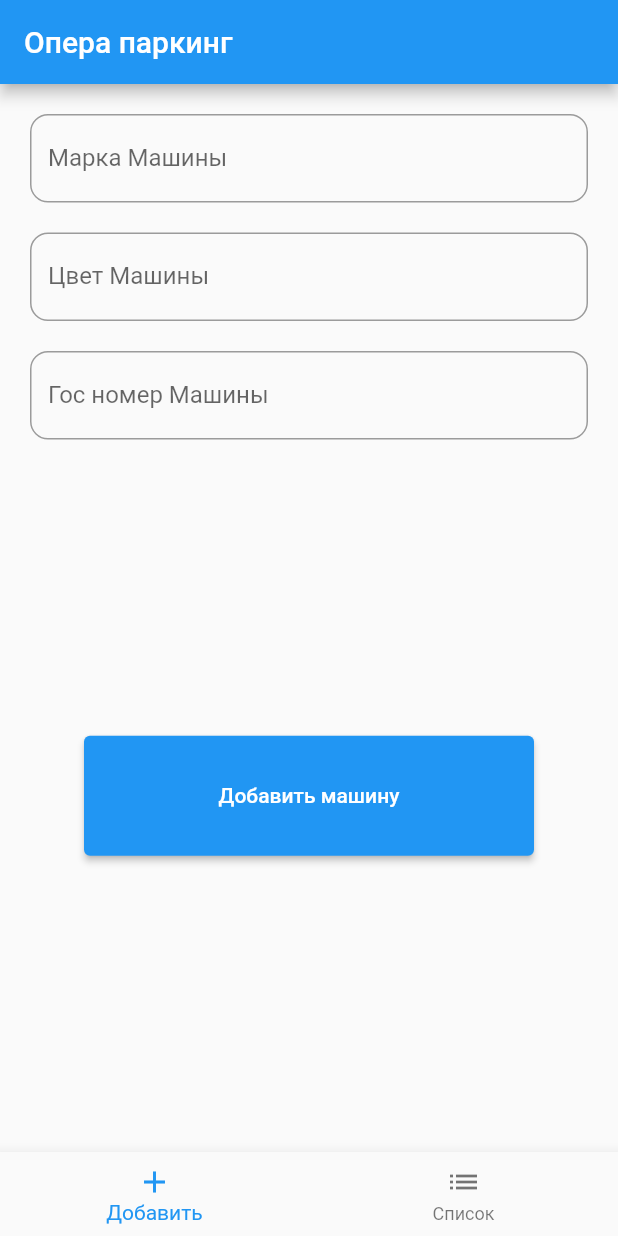
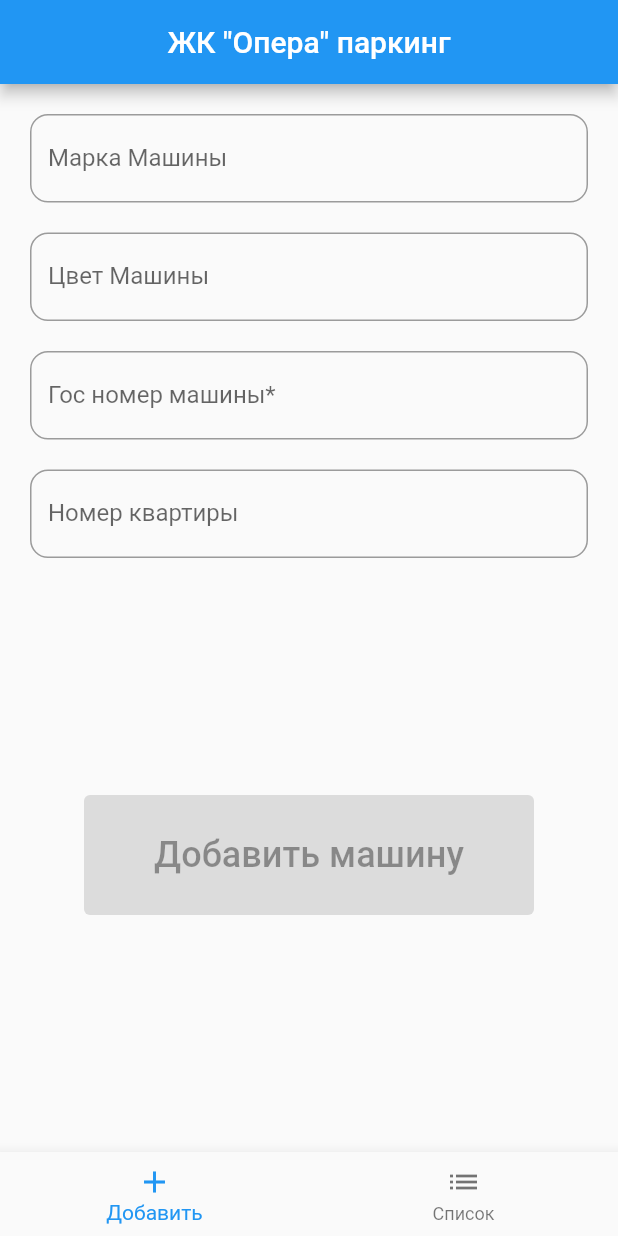
Before and after one commit to QaZaQ97/opera_parking, a Flutter app: the screen it shows after launch, on a phone screen of 412 x 824 dp. Run offline on Flutter 3.47's test engine with Material 2 defaults, Android fonts, the phone set to English and light mode, and no system bars; our stand-ins replace cloud_firestore, firebase_core; accounts and stored records are empty.

Commit message:
add house field and car number validation

```diff
--- a/lib/main.dart
+++ b/lib/main.dart
@@ -12,7 +12,6 @@ void main() async {
 
 class MyApp extends StatelessWidget {
   const MyApp({super.key});
-
   @override
   Widget build(BuildContext context) {
     return const MaterialApp(
--- a/lib/models/car_model.dart
+++ b/lib/models/car_model.dart
@@ -2,22 +2,26 @@ class CarModel {
   final String name;
   final String color;
   final String number;
+  final String house;
 
   CarModel({
     required this.name,
     required this.color,
     required this.number,
+    required this.house,
   });
 
   Map<String, dynamic> toJson() => {
         'name': name,
         'color': color,
         'number': number,
+        'house': house,
       };
 
   static CarModel fromJson(Map<String, dynamic> json) => CarModel(
         name: json['name'],
         color: json['color'],
         number: json['number'],
+        house: json['house'],
       );
 }
--- a/lib/screens/add_car.dart
+++ b/lib/screens/add_car.dart
@@ -3,14 +3,20 @@ import 'package:flutter/material.dart';
 import 'package:opera_parking/constants/text_field.dart';
 import 'package:opera_parking/models/car_model.dart';
 
-class AddCarScreen extends StatelessWidget {
+class AddCarScreen extends StatefulWidget {
   const AddCarScreen({super.key});
 
   @override
-  Widget build(BuildContext context) {
+  State<AddCarScreen> createState() => _AddCarScreenState();
+}
+
+class _AddCarScreenState extends State<AddCarScreen> {
   TextEditingController nameController = TextEditingController();
   TextEditingController numberController = TextEditingController();
   TextEditingController colorController = TextEditingController();
+  TextEditingController houseController = TextEditingController();
+
+  bool isCarNumberEmpty = false;
 
   Future createCar(CarModel carModel) async {
     final carData = FirebaseFirestore.instance.collection('cars').doc(numberController.text);
@@ -30,7 +36,7 @@ class AddCarScreen extends StatelessWidget {
                 child: Padding(
                   padding: EdgeInsets.all(8.0),
                   child: Text(
-                      'Машина успешно\nдобавлено!',
+                    'Машина успешно\nдобавлена!',
                     textAlign: TextAlign.center,
                     style: TextStyle(
                       fontSize: 22,
@@ -43,6 +49,8 @@ class AddCarScreen extends StatelessWidget {
         });
   }
 
+  @override
+  Widget build(BuildContext context) {
     return Padding(
       padding: const EdgeInsets.symmetric(horizontal: 20),
       child: Column(
@@ -52,22 +60,55 @@ class AddCarScreen extends StatelessWidget {
           const SizedBox(height: 20),
           defTextField(colorController, 'Цвет Машины', false),
           const SizedBox(height: 20),
-          defTextField(numberController, 'Гос номер Машины', true),
+          TextField(
+            controller: numberController,
+            keyboardType: TextInputType.number,
+            onChanged: (value) {
+              setState(() {
+                value = numberController.text;
+                if (value.isNotEmpty) {
+                  isCarNumberEmpty = true;
+                } else {
+                  isCarNumberEmpty = false;
+                }
+              });
+            },
+            decoration: InputDecoration(
+              labelText: 'Гос номер машины*',
+              hintText: 'Обязаельное поле*',
+              border: OutlineInputBorder(
+                borderRadius: BorderRadius.circular(12),
+                borderSide: const BorderSide(color: Colors.blue),
+              ),
+            ),
+          ),
+          const SizedBox(height: 20),
+          defTextField(houseController, 'Номер квартиры', true),
           const Spacer(),
           SizedBox(
             width: 300,
             height: 80,
-            child: Expanded(
             child: ElevatedButton(
-                onPressed: () {
+              onPressed: !isCarNumberEmpty
+                  ? null
+                  : () {
                       final json = CarModel(
                         name: nameController.text,
                         color: colorController.text,
                         number: numberController.text,
+                        house: houseController.text,
                       );
-                  createCar(json).then((_) => infoDialog());
+                      createCar(json).then((_) {
+                        infoDialog();
+                        nameController.clear();
+                        colorController.clear();
+                        numberController.clear();
+                        houseController.clear();
+                      });
                     },
-                child: const Text('Добавить машину'),
+              child: const Text(
+                'Добавить машину',
+                style: TextStyle(fontSize: 24),
               ),
             ),
           ),
--- a/lib/screens/home_page.dart
+++ b/lib/screens/home_page.dart
@@ -25,7 +25,8 @@ class _MyHomePageState extends State<MyHomePage> {
   Widget build(BuildContext context) {
     return Scaffold(
       appBar: AppBar(
-        title: const Text('Опера паркинг'),
+        title: const Text('ЖК "Опера" паркинг'),
+        centerTitle: true,
       ),
       body: Center(
         child: _widgetOptions.elementAt(_selectedIndex),
```
Also changed, not shown: lib/screens/cars_list.dart (+9 -7 lines), 4 other files. Lines whose indentation alone changed are shown as unchanged.
